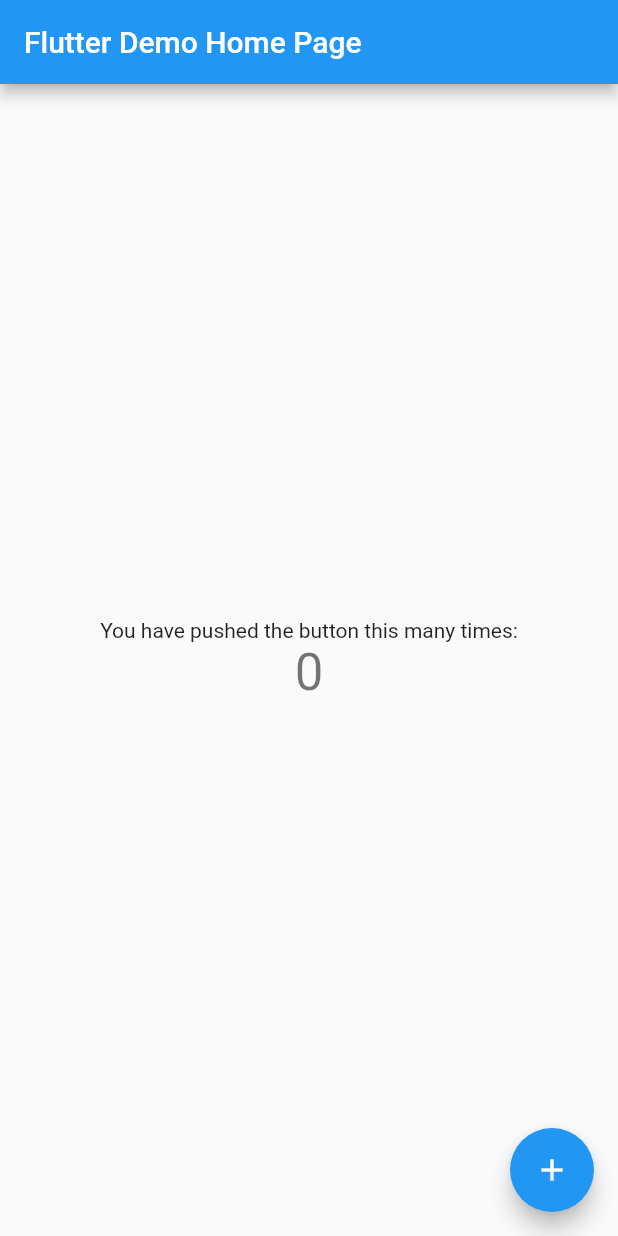
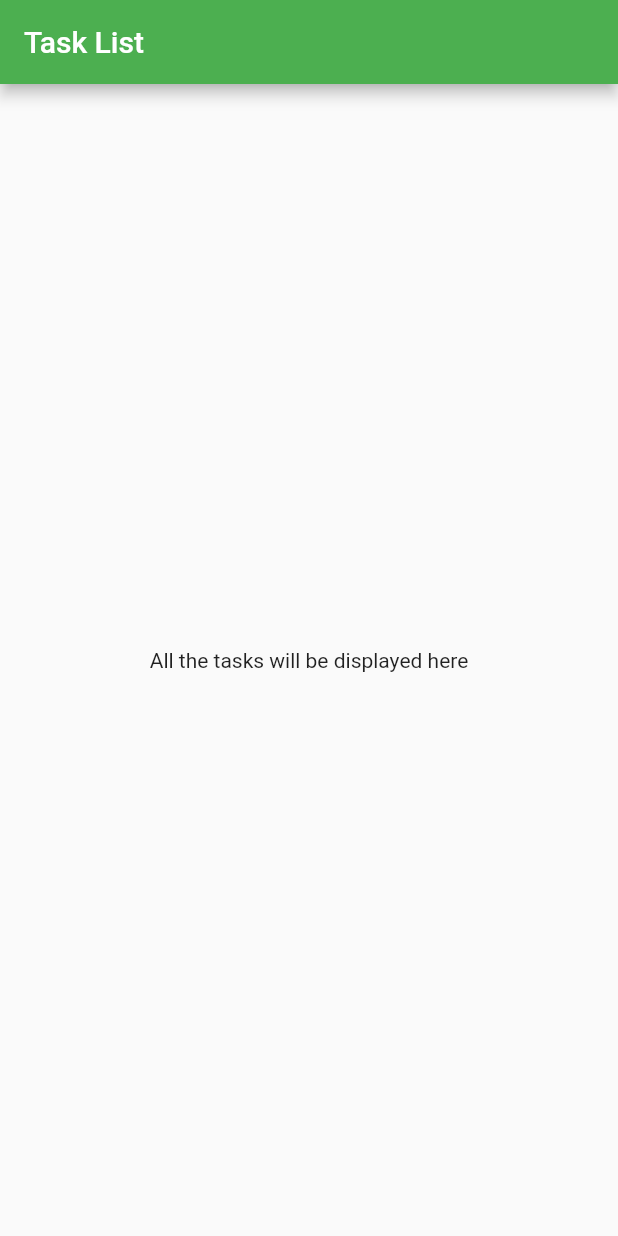
Before and after one commit to justamanpop/my_todo_list, a Flutter app: the screen it shows after launch, on a phone screen of 412 x 824 dp. Run offline on Flutter 3.47's test engine with Material 2 defaults, Android fonts, the light colour scheme and no system bars.

Commit message:
created placeholder main page

```diff
--- /dev/null
+++ b/lib/TaskList.dart
@@ -0,0 +1,21 @@
+import 'package:flutter/material.dart';
+
+class TaskList extends StatelessWidget {
+  @override
+  Widget build(BuildContext context) {
+    double width = MediaQuery.of(context).size.width;
+    double height = MediaQuery.of(context).size.height;
+    return Scaffold(
+      appBar: AppBar(
+        title: Text('Task List'),
+      ),
+      body: Container(
+        child: Center(
+            child:Text('All the tasks will be displayed here')
+        ),
+        width: width,
+        height: height,
+      ),
+    );
+  }
+}
--- a/lib/main.dart
+++ b/lib/main.dart
@@ -1,113 +1,20 @@
 import 'package:flutter/material.dart';
+import './TaskList.dart';
 
 void main() {
   runApp(MyApp());
 }
 
 class MyApp extends StatelessWidget {
-  // This widget is the root of your application.
+
   @override
   Widget build(BuildContext context) {
     return MaterialApp(
       title: 'Flutter Demo',
       theme: ThemeData(
-        // This is the theme of your application.
-        //
-        // Try running your application with "flutter run". You'll see the
-        // application has a blue toolbar. Then, without quitting the app, try
-        // changing the primarySwatch below to Colors.green and then invoke
-        // "hot reload" (press "r" in the console where you ran "flutter run",
-        // or simply save your changes to "hot reload" in a Flutter IDE).
-        // Notice that the counter didn't reset back to zero; the application
-        // is not restarted.
-        primarySwatch: Colors.blue,
+        primarySwatch: Colors.green,
       ),
-      home: MyHomePage(title: 'Flutter Demo Home Page'),
+      home: TaskList(),
     );
   }
 }
-
-class MyHomePage extends StatefulWidget {
-  MyHomePage({Key key, this.title}) : super(key: key);
-
-  // This widget is the home page of your application. It is stateful, meaning
-  // that it has a State object (defined below) that contains fields that affect
-  // how it looks.
-
-  // This class is the configuration for the state. It holds the values (in this
-  // case the title) provided by the parent (in this case the App widget) and
-  // used by the build method of the State. Fields in a Widget subclass are
-  // always marked "final".
-
-  final String title;
-
-  @override
-  _MyHomePageState createState() => _MyHomePageState();
-}
-
-class _MyHomePageState extends State<MyHomePage> {
-  int _counter = 0;
-
-  void _incrementCounter() {
-    setState(() {
-      // This call to setState tells the Flutter framework that something has
-      // changed in this State, which causes it to rerun the build method below
-      // so that the display can reflect the updated values. If we changed
-      // _counter without calling setState(), then the build method would not be
-      // called again, and so nothing would appear to happen.
-      _counter++;
-    });
-  }
-
-  @override
-  Widget build(BuildContext context) {
-    // This method is rerun every time setState is called, for instance as done
-    // by the _incrementCounter method above.
-    //
-    // The Flutter framework has been optimized to make rerunning build methods
-    // fast, so that you can just rebuild anything that needs updating rather
-    // than having to individually change instances of widgets.
-    return Scaffold(
-      appBar: AppBar(
-        // Here we take the value from the MyHomePage object that was created by
-        // the App.build method, and use it to set our appbar title.
-        title: Text(widget.title),
-      ),
-      body: Center(
-        // Center is a layout widget. It takes a single child and positions it
-        // in the middle of the parent.
-        child: Column(
-          // Column is also a layout widget. It takes a list of children and
-          // arranges them vertically. By default, it sizes itself to fit its
-          // children horizontally, and tries to be as tall as its parent.
-          //
-          // Invoke "debug painting" (press "p" in the console, choose the
-          // "Toggle Debug Paint" action from the Flutter Inspector in Android
-          // Studio, or the "Toggle Debug Paint" command in Visual Studio Code)
-          // to see the wireframe for each widget.
-          //
-          // Column has various properties to control how it sizes itself and
-          // how it positions its children. Here we use mainAxisAlignment to
-          // center the children vertically; the main axis here is the vertical
-          // axis because Columns are vertical (the cross axis would be
-          // horizontal).
-          mainAxisAlignment: MainAxisAlignment.center,
-          children: <Widget>[
-            Text(
-              'You have pushed the button this many times:',
-            ),
-            Text(
-              '$_counter',
-              style: Theme.of(context).textTheme.headline4,
-            ),
-          ],
-        ),
-      ),
-      floatingActionButton: FloatingActionButton(
-        onPressed: _incrementCounter,
-        tooltip: 'Increment',
-        child: Icon(Icons.add),
-      ), // This trailing comma makes auto-formatting nicer for build methods.
-    );
-  }
-}
--- a/pubspec.yaml
+++ b/pubspec.yaml
@@ -23,6 +23,7 @@
 dependencies:
   flutter:
     sdk: flutter
+  sqflite: 2.0.0
 
 
   # The following adds the Cupertino Icons font to your application.
```
Also changed, not shown: pubspec.lock.
